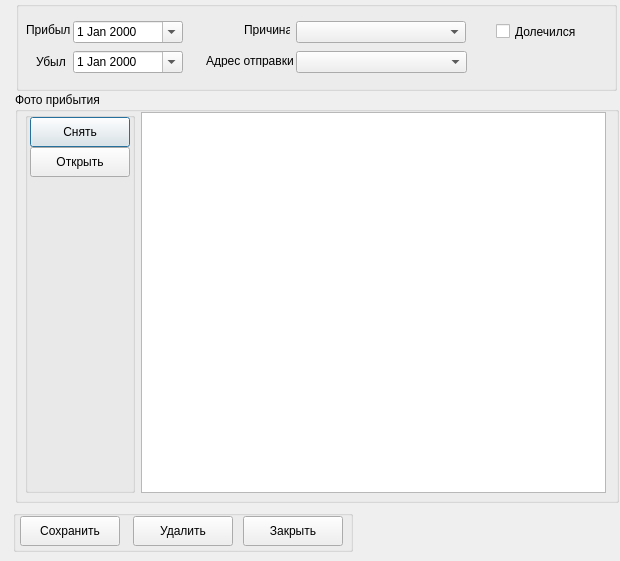
moisizz/Rehab-Database-Client, file arrive_form.ui: the form before one commit.
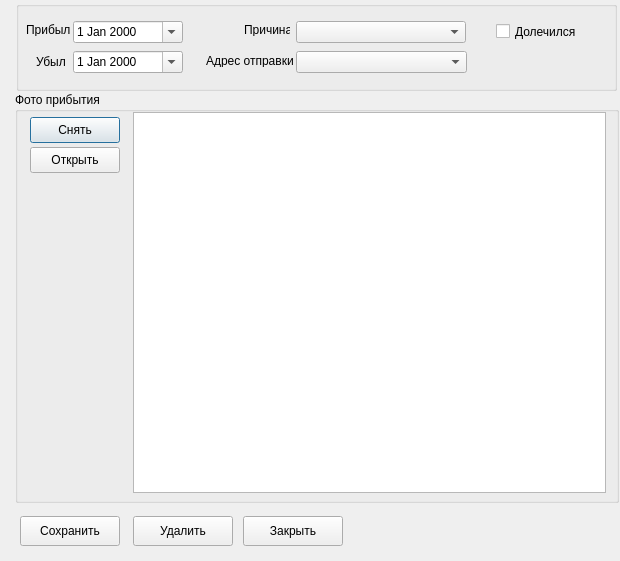
The form after the commit. Icons and pictures are not drawn.

```diff
--- a/arrive_form.ui
+++ b/arrive_form.ui
@@ -70,10 +70,13 @@
        </property>
        <property name="minimumSize">
         <size>
-         <width>110</width>
+         <width>102</width>
          <height>70</height>
         </size>
        </property>
+       <property name="styleSheet">
+        <string notr="true">#fotoButtonBox {border: none;}</string>
+       </property>
        <property name="title">
         <string/>
        </property>
@@ -82,8 +85,8 @@
          <rect>
           <x>5</x>
           <y>5</y>
-          <width>100</width>
-          <height>30</height>
+          <width>90</width>
+          <height>26</height>
          </rect>
         </property>
         <property name="sizePolicy">
@@ -94,8 +97,8 @@
         </property>
         <property name="minimumSize">
          <size>
-          <width>100</width>
-          <height>30</height>
+          <width>90</width>
+          <height>26</height>
          </size>
         </property>
         <property name="layoutDirection">
@@ -114,8 +117,8 @@
          <rect>
           <x>5</x>
           <y>35</y>
-          <width>100</width>
-          <height>30</height>
+          <width>90</width>
+          <height>26</height>
          </rect>
         </property>
         <property name="sizePolicy">
@@ -126,8 +129,8 @@
         </property>
         <property name="minimumSize">
          <size>
-          <width>100</width>
-          <height>30</height>
+          <width>90</width>
+          <height>26</height>
          </size>
         </property>
         <property name="layoutDirection">
@@ -302,10 +305,13 @@
    </property>
    <property name="minimumSize">
     <size>
-     <width>324</width>
+     <width>340</width>
      <height>42</height>
     </size>
    </property>
+   <property name="styleSheet">
+    <string notr="true">#buttonBox {border: none;}</string>
+   </property>
    <property name="title">
     <string/>
    </property>
```
